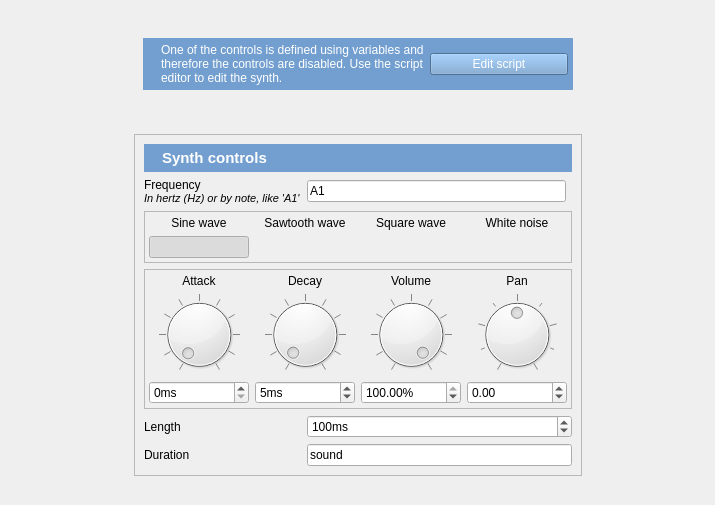
Above: resources/ui/synth_widget.ui from open-cogsci/OpenSesame before the change. Below: the same form after it.
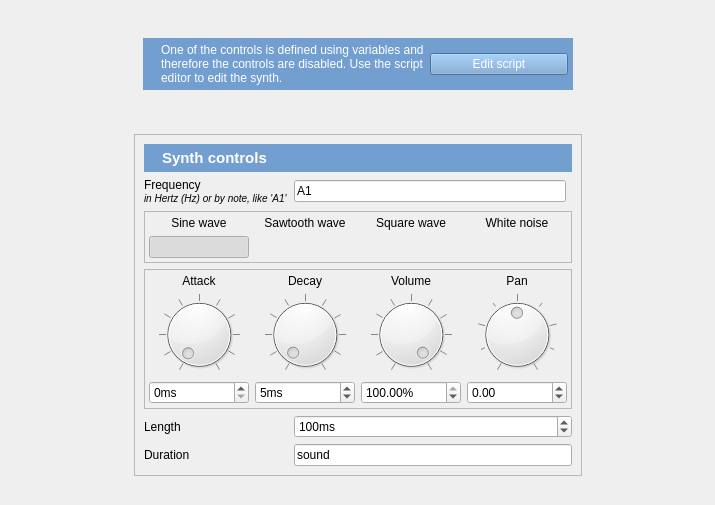
That is the form after the change. Icons and pictures are not drawn.

```diff
--- a/resources/ui/synth_widget.ui
+++ b/resources/ui/synth_widget.ui
@@ -296,12 +296,7 @@
       <item row="1" column="0">
        <widget class="QLabel" name="label_2">
         <property name="text">
-         <string>&lt;!DOCTYPE HTML PUBLIC &quot;-//W3C//DTD HTML 4.0//EN&quot; &quot;http://www.w3.org/TR/REC-html40/strict.dtd&quot;&gt;
-&lt;html&gt;&lt;head&gt;&lt;meta name=&quot;qrichtext&quot; content=&quot;1&quot; /&gt;&lt;style type=&quot;text/css&quot;&gt;
-p, li { white-space: pre-wrap; }
-&lt;/style&gt;&lt;/head&gt;&lt;body style=&quot; font-family:'Ubuntu'; font-size:9pt; font-weight:400; font-style:normal;&quot;&gt;
-&lt;p style=&quot; margin-top:0px; margin-bottom:0px; margin-left:0px; margin-right:0px; -qt-block-indent:0; text-indent:0px;&quot;&gt;Frequency&lt;/p&gt;
-&lt;p style=&quot; margin-top:0px; margin-bottom:0px; margin-left:0px; margin-right:0px; -qt-block-indent:0; text-indent:0px;&quot;&gt;&lt;span style=&quot; font-size:8pt; font-style:italic;&quot;&gt;In hertz (Hz) or by note, like 'A1'&lt;/span&gt;&lt;/p&gt;&lt;/body&gt;&lt;/html&gt;</string>
+         <string>Frequency&lt;br /&gt;&lt;small&gt;&lt;i&gt;in Hertz (Hz) or by note, like 'A1'&lt;/i&gt;&lt;/small&gt;</string>
         </property>
        </widget>
       </item>
```
Left out of the diff: 6 changed lines with no effect on the pictures.
